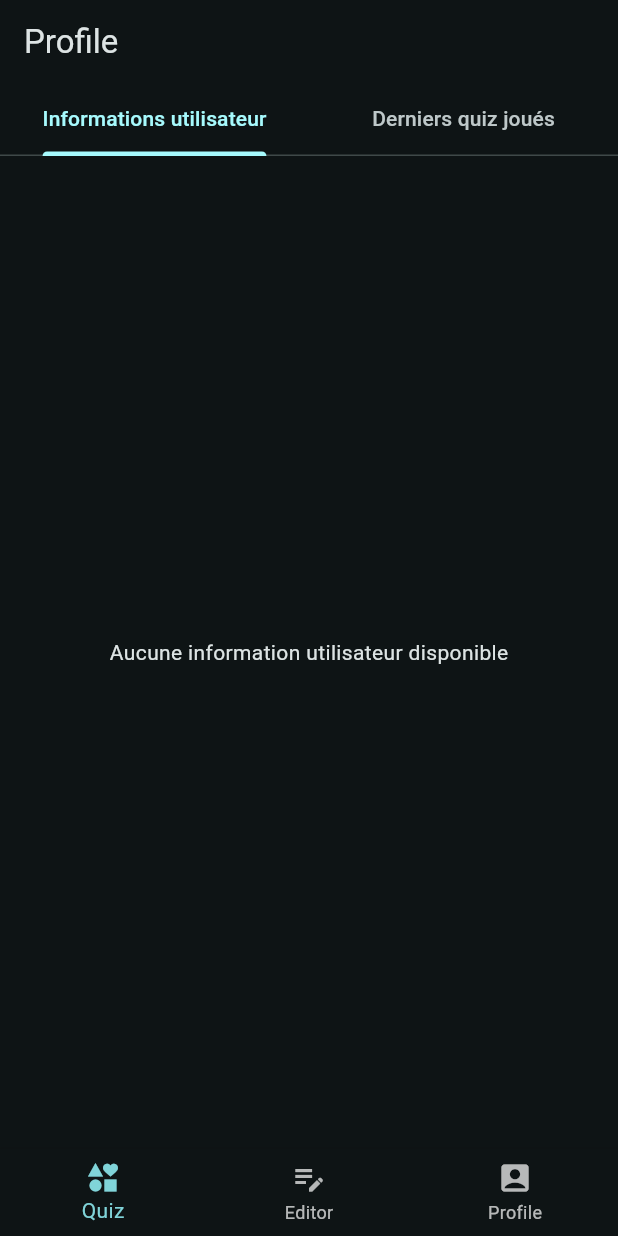
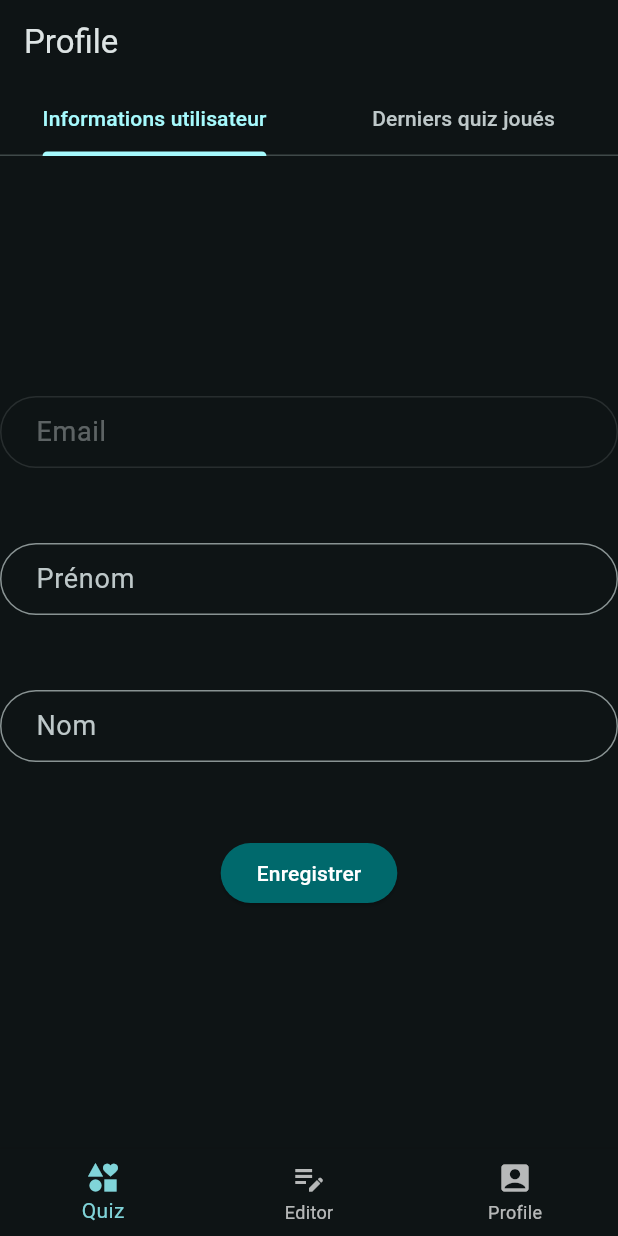
Before and after one commit to dryxos118/flutter_quiz_exam, a Flutter app: the ProfilePage screen opened by its route, on a phone screen of 412 x 824 dp. Run offline on Flutter 3.47's test engine with Material 3 defaults, Android fonts, the phone set to English and light mode, and no system bars; our stand-ins replace cloud_firestore, firebase_auth, firebase_core, flutter_hooks, flutter_riverpod, go_router and 2 more; accounts and stored records are empty.

Commit message:
fix style profile

```diff
--- a/lib/views/profile/auth_tab.dart
+++ b/lib/views/profile/auth_tab.dart
@@ -8,11 +8,11 @@ class AuthTab extends ConsumerWidget {
 
   @override
   Widget build(BuildContext context, WidgetRef ref) {
-    return const DefaultTabController(
+    return DefaultTabController(
       length: 2,
       child: Column(
         children: [
-          TabBar(
+          const TabBar(
             tabs: [
               Tab(text: 'Informations utilisateur'),
               Tab(text: 'Derniers quiz joués'),
@@ -24,7 +24,7 @@ class AuthTab extends ConsumerWidget {
             child: TabBarView(
               children: [
                 UserInfo(),
-                LastQuizzes(),
+                const LastQuizzes(),
               ],
             ),
           ),
--- a/lib/views/profile/user_info.dart
+++ b/lib/views/profile/user_info.dart
@@ -1,23 +1,116 @@
 import 'package:flutter/material.dart';
+import 'package:flutter_hooks/flutter_hooks.dart';
+import 'package:flutter_quiz_exam/constants/constants.dart';
+import 'package:flutter_quiz_exam/logic/provider/firebase_auth_provider.dart';
 import 'package:flutter_quiz_exam/logic/provider/user_provider.dart';
 import 'package:hooks_riverpod/hooks_riverpod.dart';
 
-class UserInfo extends ConsumerWidget {
-  const UserInfo({super.key});
+class UserInfo extends HookConsumerWidget {
+  UserInfo({super.key});
+
+  final _formKey = GlobalKey<FormState>();
 
   @override
   Widget build(BuildContext context, WidgetRef ref) {
     final user = ref.watch(userNotifier);
+    final firebaseUser = ref.watch(firebaseProvider);
+
+    // Controller
+    final firstNameController = useTextEditingController();
+    final lastNameController = useTextEditingController();
+    final emailController = useTextEditingController();
+
+    useEffect(() {
+      if (user != null) {
+        firstNameController.text = user.firstName ?? '';
+        lastNameController.text = user.lastName ?? '';
+        emailController.text = user.email ?? '';
+      }
+      return null;
+    }, [user]);
 
     return Center(
-      child: user != null
-          ? Column(
-              mainAxisAlignment: MainAxisAlignment.center,
-              children: [
-                Text("Email: ${user.email}"),
-              ],
-            )
-          : const Text("Aucune information utilisateur disponible"),
+      child: SingleChildScrollView(
+        child: Form(
+          key: _formKey,
+          child: Column(
+            mainAxisSize: MainAxisSize.min,
+            children: [
+              // Champ pour l'email
+              Container(
+                decoration: BoxDecoration(
+                  borderRadius: buttonBorderRadius(),
+                ),
+                child: TextFormField(
+                  enabled: false,
+                  controller: emailController,
+                  decoration: textFormFieldDecoration("Email"),
+                  validator: (value) {
+                    if (value == null || value.isEmpty) {
+                      return 'Modifier votre email';
+                    }
+                    return null;
+                  },
+                ),
+              ),
+              const SizedBox(height: 50),
+
+              // Champ pour le prénom
+              Container(
+                decoration: BoxDecoration(
+                  borderRadius: buttonBorderRadius(),
+                ),
+                child: TextFormField(
+                  controller: firstNameController,
+                  decoration: textFormFieldDecoration("Prénom"),
+                  validator: (value) {
+                    if (value == null || value.isEmpty) {
+                      return 'Modifier votre prénom';
+                    }
+                    return null;
+                  },
+                ),
+              ),
+              const SizedBox(height: 50),
+
+              // Champ pour le nom
+              Container(
+                decoration: BoxDecoration(
+                  borderRadius: buttonBorderRadius(),
+                ),
+                child: TextFormField(
+                  controller: lastNameController,
+                  decoration: textFormFieldDecoration("Nom"),
+                  validator: (value) {
+                    if (value == null || value.isEmpty) {
+                      return 'Modifier votre nom';
+                    }
+                    return null;
+                  },
+                ),
+              ),
+              const SizedBox(height: 50),
+
+              ElevatedButton(
+                onPressed: () {
+                  if (_formKey.currentState?.validate() ?? false) {
+                    _formKey.currentState?.save();
+                    // Logique d'enregistrement ici
+                  }
+                },
+                style: ElevatedButton.styleFrom(
+                  backgroundColor: colorSecondary(),
+                  foregroundColor: colorOfTextWhite(),
+                  shape: RoundedRectangleBorder(
+                    borderRadius: buttonBorderRadius(),
+                  ),
+                ),
+                child: const Text('Enregistrer'),
+              ),
+            ],
+          ),
+        ),
+      ),
     );
   }
 }
```
Also changed, not shown: lib/views/profile/last_quizzes.dart (+66 -12 lines).
